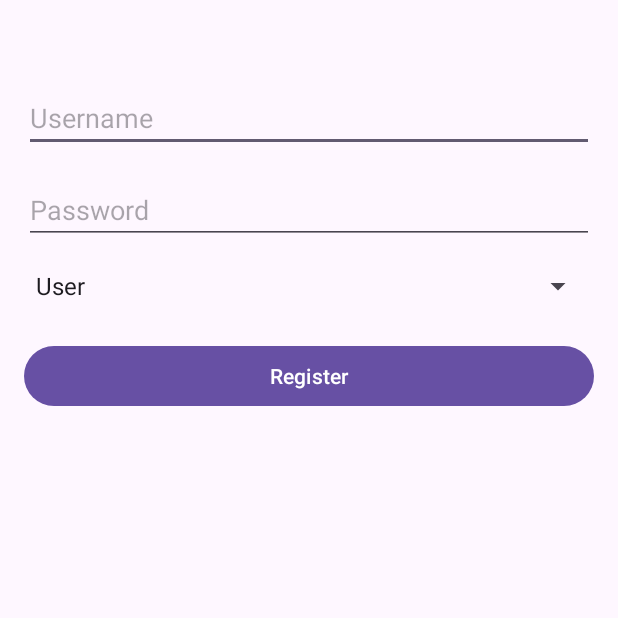
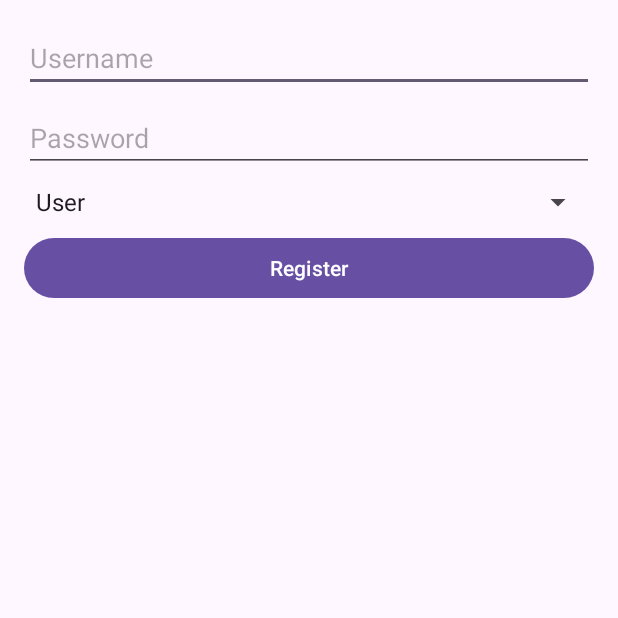
Before and after one commit to Rareshs/App_Dizertatie, an Android app: the RegisterActivity screen opened directly, with no data from a screen before it, on a phone screen of 412 x 824 dp, the top half of it. Run offline under Robolectric (Android 15) with nearby library versions, the phone set to English and light mode, and no system bars.

Commit message:
Initial commit

```diff
--- a/app/src/main/java/com/example/app_dizertatie/DataBaseHelper.java
+++ b/app/src/main/java/com/example/app_dizertatie/DataBaseHelper.java
@@ -1,4 +1,5 @@
 package com.example.app_dizertatie;
+
 import android.content.ContentValues;
 import android.content.Context;
 import android.database.Cursor;
@@ -8,13 +9,21 @@ import android.database.sqlite.SQLiteOpenHelper;
 public class DataBaseHelper extends SQLiteOpenHelper {
 
     private static final String DATABASE_NAME = "UserDatabase.db";
-    private static final int DATABASE_VERSION = 1;
+    private static final int DATABASE_VERSION = 2;
 
+    // Shared columns
+    public static final String COLUMN_DEPARTMENT_ID = "department_id";  // Shared between users and departments tables
+
+    // Users table
     public static final String TABLE_USERS = "users";
-    public static final String COLUMN_ID = "id";
+    public static final String COLUMN_USER_ID = "id";
     public static final String COLUMN_USERNAME = "username";
     public static final String COLUMN_PASSWORD = "password";
-    public static final String COLUMN_ROLE = "role";  // "Admin" or "User"
+    public static final String COLUMN_ROLE = "role";  // Admin or User
+
+    // Departments table
+    public static final String TABLE_DEPARTMENTS = "departments";
+    public static final String COLUMN_DEPARTMENT_NAME = "department_name";
 
     public DataBaseHelper(Context context) {
         super(context, DATABASE_NAME, null, DATABASE_VERSION);
@@ -22,34 +31,101 @@ public class DataBaseHelper extends SQLiteOpenHelper {
 
     @Override
     public void onCreate(SQLiteDatabase db) {
+        // Create Departments Table
+        String CREATE_DEPARTMENTS_TABLE = "CREATE TABLE " + TABLE_DEPARTMENTS + "("
+                + COLUMN_DEPARTMENT_ID + " INTEGER PRIMARY KEY AUTOINCREMENT, "
+                + COLUMN_DEPARTMENT_NAME + " TEXT UNIQUE)";
+        db.execSQL(CREATE_DEPARTMENTS_TABLE);
+
+        // Create Users Table with department ID as foreign key
         String CREATE_USERS_TABLE = "CREATE TABLE " + TABLE_USERS + "("
-                + COLUMN_ID + " INTEGER PRIMARY KEY AUTOINCREMENT,"
-                + COLUMN_USERNAME + " TEXT,"
-                + COLUMN_PASSWORD + " TEXT,"
-                + COLUMN_ROLE + " TEXT"
-                + ")";
+                + COLUMN_USER_ID + " INTEGER PRIMARY KEY AUTOINCREMENT, "
+                + COLUMN_USERNAME + " TEXT, "
+                + COLUMN_PASSWORD + " TEXT, "
+                + COLUMN_ROLE + " TEXT, "
+                + COLUMN_DEPARTMENT_ID + " INTEGER, "
+                + "FOREIGN KEY(" + COLUMN_DEPARTMENT_ID + ") REFERENCES " + TABLE_DEPARTMENTS + "(" + COLUMN_DEPARTMENT_ID + "))";
         db.execSQL(CREATE_USERS_TABLE);
     }
 
     @Override
     public void onUpgrade(SQLiteDatabase db, int oldVersion, int newVersion) {
         db.execSQL("DROP TABLE IF EXISTS " + TABLE_USERS);
+        db.execSQL("DROP TABLE IF EXISTS " + TABLE_DEPARTMENTS);
         onCreate(db);
     }
 
-    // Method to add a new user
-    public void addUser(String username, String password, String role) {
+    // Method to add a new department
+    public long addDepartment(String departmentName) {
+        SQLiteDatabase db = this.getWritableDatabase();
+        ContentValues values = new ContentValues();
+        values.put(COLUMN_DEPARTMENT_NAME, departmentName);
+
+        long result = db.insert(TABLE_DEPARTMENTS, null, values);
+        db.close();
+        return result;
+    }
+
+    // Method to add a new user with department ID
+    public void addUser(String username, String password, String role, Integer departmentId) {
         SQLiteDatabase db = this.getWritableDatabase();
         ContentValues values = new ContentValues();
         values.put(COLUMN_USERNAME, username);
         values.put(COLUMN_PASSWORD, password);
         values.put(COLUMN_ROLE, role);
 
+        // Only add department ID if the user is not an admin
+        if (departmentId != null) {
+            values.put(COLUMN_DEPARTMENT_ID, departmentId);
+        }
+
         db.insert(TABLE_USERS, null, values);
         db.close();
     }
 
-    // Method to validate login
+    // Method to check if any admins exist
+    public boolean hasAdmins() {
+        SQLiteDatabase db = this.getReadableDatabase();
+        Cursor cursor = db.query(TABLE_USERS, new String[]{COLUMN_USER_ID}, COLUMN_ROLE + "=?", new String[]{"Admin"}, null, null, null);
+        boolean hasAdmin = cursor.getCount() > 0;
+        cursor.close();
+        db.close();
+        return hasAdmin;
+    }
+
+    // Method to check if any departments exist
+    public boolean hasDepartments() {
+        SQLiteDatabase db = this.getReadableDatabase();
+        Cursor cursor = db.query(TABLE_DEPARTMENTS, new String[]{COLUMN_DEPARTMENT_ID}, null, null, null, null, null);
+        boolean hasDepartment = cursor.getCount() > 0;
+        cursor.close();
+        db.close();
+        return hasDepartment;
+    }
+
+    // Method to get all departments (for populating department dropdowns)
+    public Cursor getAllDepartments() {
+        SQLiteDatabase db = this.getReadableDatabase();
+        return db.query(TABLE_DEPARTMENTS, new String[]{COLUMN_DEPARTMENT_ID, COLUMN_DEPARTMENT_NAME},
+                null, null, null, null, COLUMN_DEPARTMENT_NAME);
+    }
+
+    // Method to retrieve department ID by name (for assigning users to departments)
+    public int getDepartmentId(String departmentName) {
+        SQLiteDatabase db = this.getReadableDatabase();
+        Cursor cursor = db.query(TABLE_DEPARTMENTS, new String[]{COLUMN_DEPARTMENT_ID},
+                COLUMN_DEPARTMENT_NAME + "=?", new String[]{departmentName}, null, null, null);
+
+        int departmentId = -1;
+        if (cursor != null && cursor.moveToFirst()) {
+            departmentId = cursor.getInt(0);
+            cursor.close();
+        }
+        db.close();
+        return departmentId;
+    }
+
+    // Method to validate login and retrieve role
     public String getUserRole(String username, String password) {
         SQLiteDatabase db = this.getReadableDatabase();
         Cursor cursor = db.query(TABLE_USERS, new String[]{COLUMN_ROLE},
@@ -63,12 +139,14 @@ public class DataBaseHelper extends SQLiteOpenHelper {
         }
         return null;  // User not found
     }
+
+    // Method to check if a user exists based on username and role
     public boolean userExists(String username, String role) {
         SQLiteDatabase db = this.getReadableDatabase();
         String query = "SELECT * FROM " + TABLE_USERS + " WHERE " + COLUMN_USERNAME + " = ? AND " + COLUMN_ROLE + " = ?";
         Cursor cursor = db.rawQuery(query, new String[]{username, role});
 
-        boolean exists = cursor.getCount() > 0;  // true if there's at least one result
+        boolean exists = cursor.getCount() > 0;
         cursor.close();
         db.close();
 
--- a/app/src/main/java/com/example/app_dizertatie/RegisterActivity.java
+++ b/app/src/main/java/com/example/app_dizertatie/RegisterActivity.java
@@ -1,20 +1,25 @@
 package com.example.app_dizertatie;
 
+import android.database.Cursor;
 import android.os.Bundle;
 import android.view.View;
+import android.widget.ArrayAdapter;
 import android.widget.Button;
 import android.widget.EditText;
 import android.widget.Spinner;
-import android.widget.ArrayAdapter;
+import android.widget.AdapterView;
 import android.widget.Toast;
 
 import androidx.appcompat.app.AppCompatActivity;
 
+import java.util.ArrayList;
+
 public class RegisterActivity extends AppCompatActivity {
 
     private DataBaseHelper db;
-    private EditText editTextRegisterUsername, editTextRegisterPassword;
-    private Spinner spinnerRole;
+    private EditText editTextRegisterUsername, editTextRegisterPassword, editTextDepartmentName;
+    private Spinner spinnerRole, spinnerDepartment;
+    private Button buttonSubmitRegister;
 
     @Override
     protected void onCreate(Bundle savedInstanceState) {
@@ -26,14 +31,42 @@ public class RegisterActivity extends AppCompatActivity {
         // Initialize views
         editTextRegisterUsername = findViewById(R.id.editTextRegisterUsername);
         editTextRegisterPassword = findViewById(R.id.editTextRegisterPassword);
+        editTextDepartmentName = findViewById(R.id.editTextDepartmentName); // For new department name
         spinnerRole = findViewById(R.id.spinnerRole);
-        Button buttonSubmitRegister = findViewById(R.id.buttonSubmitRegister);
+        spinnerDepartment = findViewById(R.id.spinnerDepartment);
+        buttonSubmitRegister = findViewById(R.id.buttonSubmitRegister);
 
         // Set up the role Spinner with the roles array
-        ArrayAdapter<CharSequence> adapter = ArrayAdapter.createFromResource(this,
+        ArrayAdapter<CharSequence> roleAdapter = ArrayAdapter.createFromResource(this,
                 R.array.user_roles, android.R.layout.simple_spinner_item);
-        adapter.setDropDownViewResource(android.R.layout.simple_spinner_dropdown_item);
-        spinnerRole.setAdapter(adapter);
+        roleAdapter.setDropDownViewResource(android.R.layout.simple_spinner_dropdown_item);
+        spinnerRole.setAdapter(roleAdapter);
+
+        // Set up role-based department visibility
+        spinnerRole.setOnItemSelectedListener(new AdapterView.OnItemSelectedListener() {
+            @Override
+            public void onItemSelected(AdapterView<?> parent, View view, int position, long id) {
+                String role = parent.getItemAtPosition(position).toString();
+                if (role.equals("Admin")) {
+                    editTextDepartmentName.setVisibility(View.VISIBLE);
+                    spinnerDepartment.setVisibility(View.GONE);
+                } else {
+                    editTextDepartmentName.setVisibility(View.GONE);
+                    if (db.hasDepartments()) {
+                        populateDepartmentSpinner();
+                        spinnerDepartment.setVisibility(View.VISIBLE);
+                    } else {
+                        Toast.makeText(RegisterActivity.this, "No departments available. Please contact an admin.", Toast.LENGTH_LONG).show();
+                        spinnerDepartment.setVisibility(View.GONE);
+                    }
+                }
+            }
+
+            @Override
+            public void onNothingSelected(AdapterView<?> parent) {
+                // Do nothing
+            }
+        });
 
         // Register button functionality
         buttonSubmitRegister.setOnClickListener(v -> {
@@ -41,16 +74,48 @@ public class RegisterActivity extends AppCompatActivity {
             String password = editTextRegisterPassword.getText().toString();
             String role = spinnerRole.getSelectedItem().toString();
 
-            // Add user to the database with the selected role
-            if (!username.isEmpty() && !password.isEmpty()) {
-                if (db.userExists(username, role)) {
-                    Toast.makeText(RegisterActivity.this, "User with this username and role already exists", Toast.LENGTH_SHORT).show();
+            if (role.equals("Admin")) {
+                String departmentName = editTextDepartmentName.getText().toString();
+                if (!departmentName.isEmpty()) {
+                    db.addDepartment(departmentName);  // Add department for new admin
+                    db.addUser(username, password, role, null); // Register admin without department ID
+                    Toast.makeText(this, "Admin registered successfully.", Toast.LENGTH_SHORT).show();
+                    finish();
                 } else {
-                    db.addUser(username, password, role);
-                    Toast.makeText(RegisterActivity.this, "User registered successfully", Toast.LENGTH_SHORT).show();
-                    finish();  // Return to Login
+                    Toast.makeText(this, "Please specify a department name for the admin.", Toast.LENGTH_SHORT).show();
+                }
+            } else {
+                if (db.hasDepartments()) {
+                    String departmentName = spinnerDepartment.getSelectedItem().toString();
+                    int departmentId = db.getDepartmentId(departmentName);
+                    db.addUser(username, password, role, departmentId);
+                    Toast.makeText(this, "User registered successfully.", Toast.LENGTH_SHORT).show();
+                    finish();
+                } else {
+                    Toast.makeText(this, "No departments available. Please contact an admin.", Toast.LENGTH_LONG).show();
                 }
             }
         });
     }
+
+    // Populate the department spinner
+    private void populateDepartmentSpinner() {
+        ArrayList<String> departmentList = new ArrayList<>();
+        Cursor cursor = db.getAllDepartments();
+
+        if (cursor != null && cursor.moveToFirst()) {
+            do {
+                int columnIndex = cursor.getColumnIndex(DataBaseHelper.COLUMN_DEPARTMENT_NAME);
+                if (columnIndex != -1) {
+                    String departmentName = cursor.getString(columnIndex);
+                    departmentList.add(departmentName);
+                }
+            } while (cursor.moveToNext());
+            cursor.close();
+        }
+
+        ArrayAdapter<String> departmentAdapter = new ArrayAdapter<>(this, android.R.layout.simple_spinner_item, departmentList);
+        departmentAdapter.setDropDownViewResource(android.R.layout.simple_spinner_dropdown_item);
+        spinnerDepartment.setAdapter(departmentAdapter);
+    }
 }
--- a/app/src/main/res/layout/activity_register.xml
+++ b/app/src/main/res/layout/activity_register.xml
@@ -1,55 +1,60 @@
 <?xml version="1.0" encoding="utf-8"?>
-<androidx.constraintlayout.widget.ConstraintLayout
-    xmlns:android="http://schemas.android.com/apk/res/android"
-    xmlns:app="http://schemas.android.com/apk/res-auto"
+<LinearLayout xmlns:android="http://schemas.android.com/apk/res/android"
     xmlns:tools="http://schemas.android.com/tools"
     android:layout_width="match_parent"
     android:layout_height="match_parent"
+    android:orientation="vertical"
     android:padding="16dp"
     tools:context=".RegisterActivity">
 
     <!-- Username Input Field -->
     <EditText
         android:id="@+id/editTextRegisterUsername"
-        android:layout_width="0dp"
+        android:layout_width="match_parent"
         android:layout_height="wrap_content"
         android:hint="Username"
-        android:layout_marginTop="40dp"
-        app:layout_constraintTop_toTopOf="parent"
-        app:layout_constraintStart_toStartOf="parent"
-        app:layout_constraintEnd_toEndOf="parent" />
+        android:inputType="textPersonName"
+        android:layout_marginBottom="8dp"/>
 
     <!-- Password Input Field -->
     <EditText
         android:id="@+id/editTextRegisterPassword"
-        android:layout_width="0dp"
+        android:layout_width="match_parent"
         android:layout_height="wrap_content"
         android:hint="Password"
         android:inputType="textPassword"
-        android:layout_marginTop="16dp"
-        app:layout_constraintTop_toBottomOf="@id/editTextRegisterUsername"
-        app:layout_constraintStart_toStartOf="parent"
-        app:layout_constraintEnd_toEndOf="parent" />
+        android:layout_marginBottom="8dp"/>
 
     <!-- Role Selection Spinner -->
     <Spinner
         android:id="@+id/spinnerRole"
-        android:layout_width="0dp"
+        android:layout_width="match_parent"
         android:layout_height="wrap_content"
-        android:layout_marginTop="16dp"
-        app:layout_constraintTop_toBottomOf="@id/editTextRegisterPassword"
-        app:layout_constraintStart_toStartOf="parent"
-        app:layout_constraintEnd_toEndOf="parent" />
+        android:layout_marginBottom="8dp"/>
+
+    <!-- Department Name for Admin (Only visible for Admins) -->
+    <EditText
+        android:id="@+id/editTextDepartmentName"
+        android:layout_width="match_parent"
+        android:layout_height="wrap_content"
+        android:hint="Department Name"
+        android:inputType="text"
+        android:layout_marginBottom="8dp"
+        android:visibility="gone"/>
+
+    <!-- Department Selection Spinner for Users -->
+    <Spinner
+        android:id="@+id/spinnerDepartment"
+        android:layout_width="match_parent"
+        android:layout_height="wrap_content"
+        android:layout_marginBottom="8dp"
+        android:visibility="gone"/>
 
     <!-- Register Button -->
     <Button
         android:id="@+id/buttonSubmitRegister"
-        android:layout_width="0dp"
+        android:layout_width="match_parent"
         android:layout_height="wrap_content"
-        android:text="Register"
-        android:layout_marginTop="24dp"
-        app:layout_constraintTop_toBottomOf="@id/spinnerRole"
-        app:layout_constraintStart_toStartOf="parent"
-        app:layout_constraintEnd_toEndOf="parent" />
+        android:text="Register" />
 
-</androidx.constraintlayout.widget.ConstraintLayout>
+</LinearLayout>
```
